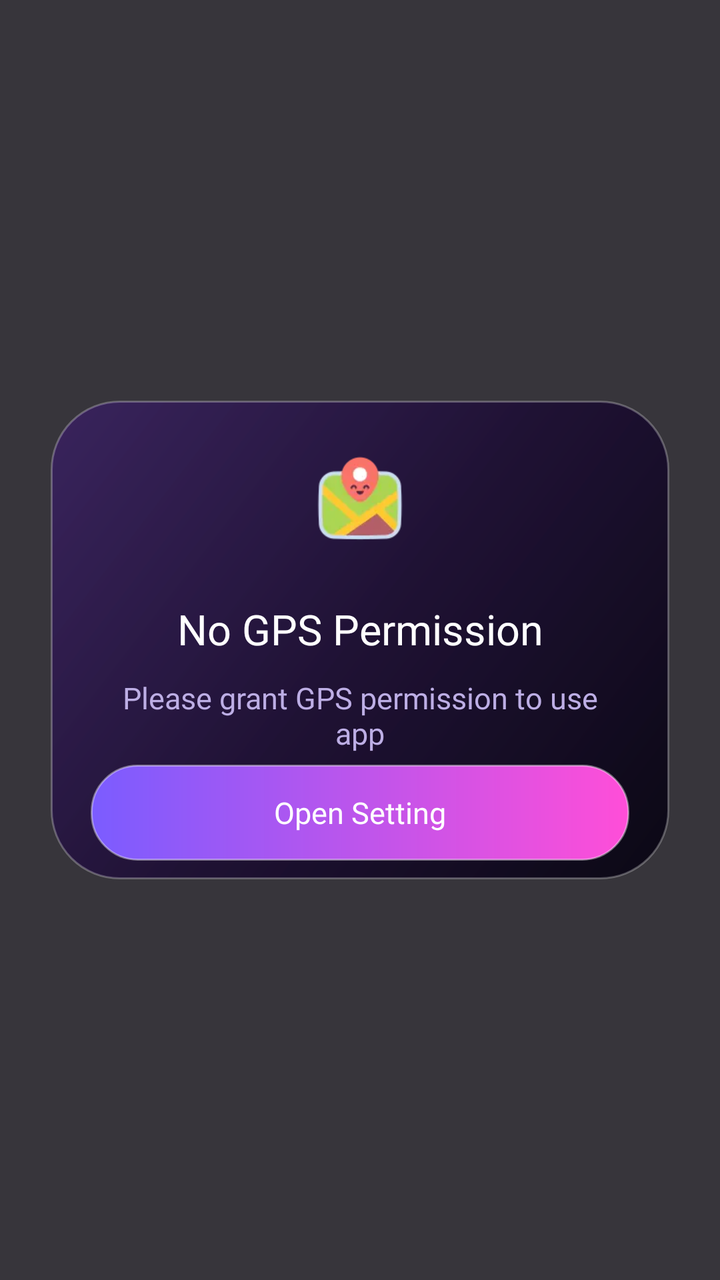
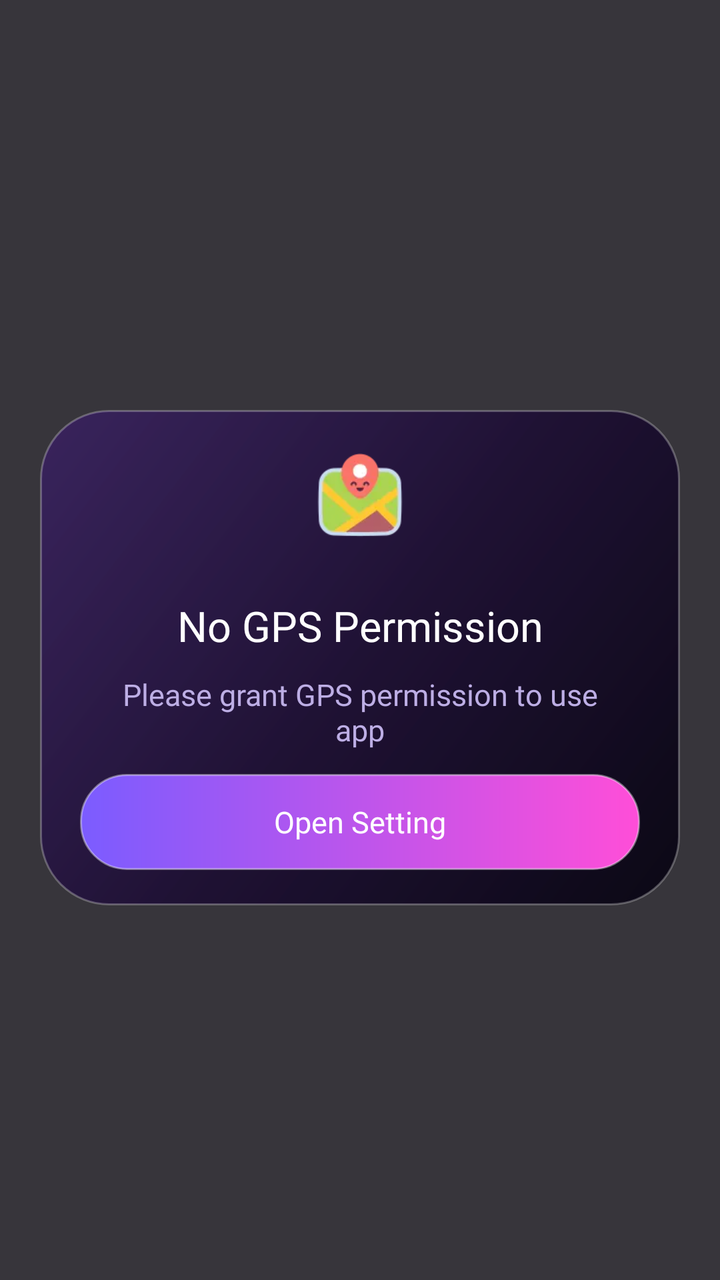

Before-and-after screenshots of an Android layout around one commit, followed by the original layout XML and the change that was made.
<!-- AndroidManifest.xml: application theme Theme.BaseProject -->
<!-- res/layout/dialog_no_gps.xml -->
<?xml version="1.0" encoding="utf-8"?>
<androidx.constraintlayout.widget.ConstraintLayout xmlns:android="http://schemas.android.com/apk/res/android"
    xmlns:app="http://schemas.android.com/apk/res-auto"
    android:layout_width="match_parent"
    android:layout_height="match_parent"
    android:animateLayoutChanges="true"
    android:background="#CC05030A">

    <View
        android:id="@+id/bg_parent"
        android:layout_width="0dp"
        android:layout_height="0dp"
        android:background="@drawable/bg_modal_glass"
        app:layout_constraintBottom_toBottomOf="parent"
        app:layout_constraintDimensionRatio="344:266"
        app:layout_constraintEnd_toEndOf="parent"
        app:layout_constraintStart_toStartOf="parent"
        app:layout_constraintTop_toTopOf="parent"
        app:layout_constraintWidth_percent="0.86" />

    <ImageView
        android:id="@+id/ivThumb"
        android:layout_width="0dp"
        android:layout_height="0dp"
        android:layout_marginTop="16dp"
        android:padding="12dp"
        android:scaleType="fitCenter"
        android:src="@drawable/ic_map"
        app:layout_constraintDimensionRatio="1"
        app:layout_constraintEnd_toEndOf="@+id/bg_parent"
        app:layout_constraintStart_toStartOf="@+id/bg_parent"
        app:layout_constraintTop_toTopOf="@id/bg_parent"
        app:layout_constraintWidth_percent="0.2" />

    <TextView
        android:id="@+id/tvDeleteItem"
        android:layout_width="0dp"
        android:layout_height="wrap_content"
        android:layout_marginHorizontal="22dp"
        android:layout_marginTop="12dp"
        android:ellipsize="end"
        android:fontFamily="@font/inter_black"
        android:gravity="center"
        android:maxLines="1"
        android:text="No GPS Permission"
        android:textColor="@color/white"
        android:textSize="21sp"
        app:layout_constraintEnd_toEndOf="@id/bg_parent"
        app:layout_constraintStart_toStartOf="@id/bg_parent"
        app:layout_constraintTop_toBottomOf="@id/ivThumb" />

    <TextView
        android:id="@+id/tvAreYouSure"
        android:layout_width="0dp"
        android:layout_height="wrap_content"
        android:layout_marginHorizontal="28dp"
        android:layout_marginTop="10dp"
        android:fontFamily="@font/inter_medium"
        android:gravity="center"
        android:text="Please grant GPS permission to use app"
        android:textColor="#BDAEE5"
        android:textSize="15sp"
        app:layout_constraintEnd_toEndOf="@id/bg_parent"
        app:layout_constraintStart_toStartOf="@id/bg_parent"
        app:layout_constraintTop_toBottomOf="@id/tvDeleteItem" />

    <TextView
        android:id="@+id/tvOpenSetting"
        android:layout_width="0dp"
        android:layout_height="48dp"
        android:layout_marginHorizontal="20dp"
        android:layout_marginTop="12dp"
        android:layout_marginBottom="16dp"
        android:background="@drawable/bg_gradient_update_button"
        android:clickable="true"
        android:ellipsize="end"
        android:focusable="true"
        android:fontFamily="@font/inter_black"
        android:gravity="center"
        android:maxLines="1"
        android:paddingHorizontal="10dp"
        android:text="Open Setting"
        android:textColor="@color/white"
        android:textSize="15sp"
        app:layout_constraintBottom_toBottomOf="@id/bg_parent"
        app:layout_constraintEnd_toEndOf="@id/bg_parent"
        app:layout_constraintHorizontal_chainStyle="packed"
        app:layout_constraintStart_toStartOf="@id/bg_parent"
        app:layout_constraintTop_toBottomOf="@id/tvAreYouSure" />

</androidx.constraintlayout.widget.ConstraintLayout>
<!-- resources referenced by this layout -->
<resources>
  <color name="white">#FFFFFFFF</color>
  <!-- drawable bg_gradient_update_button (drawable) -->
  <?xml version="1.0" encoding="utf-8"?>
  <ripple xmlns:android="http://schemas.android.com/apk/res/android"
      android:color="#55FFFFFF">
      <item>
          <shape android:shape="rectangle">
              <gradient
                  android:angle="0"
                  android:endColor="#FF4ED8"
                  android:startColor="#7B5CFF" />
              <corners android:radius="23dp" />
              <stroke
                  android:width="1dp"
                  android:color="#66FFFFFF" />
          </shape>
      </item>
  </ripple>
  <!-- drawable bg_modal_glass (drawable) -->
  <?xml version="1.0" encoding="utf-8"?>
  <shape xmlns:android="http://schemas.android.com/apk/res/android">
      <gradient
          android:angle="315"
          android:centerColor="#E51C0D33"
          android:endColor="#F1080512"
          android:startColor="#C93A1F66" />
      <corners android:radius="34dp" />
      <stroke
          android:width="1dp"
          android:color="#44FFFFFF" />
  </shape>
  <!-- drawable ic_map: webp bitmap (drawable, 1754 bytes) -->
  <style name="Theme.BaseProject" parent="Base.Theme.BaseProject" />
  <style name="Base.Theme.BaseProject" parent="Theme.MaterialComponents.Light.NoActionBar">
          
          <item name="colorPrimary">@color/purple_500</item>
          <item name="colorPrimaryVariant">@color/purple_700</item>
          <item name="colorOnPrimary">@color/white</item>
          
          <item name="colorSecondary">@color/teal_200</item>
          <item name="colorSecondaryVariant">@color/teal_700</item>
          <item name="colorOnSecondary">@color/black</item>
          
          <item name="android:statusBarColor">?attr/colorPrimaryVariant</item>
          
          
          <item name="android:colorControlHighlight">@color/ripple_color_main</item>
      </style>
  <color name="purple_500">#FF6200EE</color>
  <color name="purple_700">#FF3700B3</color>
  <color name="teal_200">#FF03DAC5</color>
  <color name="teal_700">#FF018786</color>
  <color name="black">#FF000000</color>
  <color name="ripple_color_main">#2DE14EFE</color>
</resources>

<!-- the commit's change to res/layout/dialog_no_gps.xml (unified diff, before → after) -->
@@ -10,13 +10,14 @@
         android:id="@+id/bg_parent"
         android:layout_width="0dp"
         android:layout_height="0dp"
+        android:layout_marginHorizontal="20dp"
+        android:layout_marginTop="-10dp"
+        android:layout_marginBottom="-18dp"
         android:background="@drawable/bg_modal_glass"
-        app:layout_constraintBottom_toBottomOf="parent"
-        app:layout_constraintDimensionRatio="344:266"
+        app:layout_constraintBottom_toBottomOf="@id/tvOpenSetting"
         app:layout_constraintEnd_toEndOf="parent"
         app:layout_constraintStart_toStartOf="parent"
-        app:layout_constraintTop_toTopOf="parent"
-        app:layout_constraintWidth_percent="0.86" />
+        app:layout_constraintTop_toTopOf="@id/ivThumb" />
 
     <ImageView
         android:id="@+id/ivThumb"
@@ -26,15 +27,17 @@
         android:padding="12dp"
         android:scaleType="fitCenter"
         android:src="@drawable/ic_map"
+        app:layout_constraintBottom_toBottomOf="parent"
         app:layout_constraintDimensionRatio="1"
-        app:layout_constraintEnd_toEndOf="@+id/bg_parent"
-        app:layout_constraintStart_toStartOf="@+id/bg_parent"
-        app:layout_constraintTop_toTopOf="@id/bg_parent"
+        app:layout_constraintEnd_toEndOf="parent"
+        app:layout_constraintStart_toStartOf="parent"
+        app:layout_constraintTop_toTopOf="parent"
+        app:layout_constraintVertical_bias="0.36"
         app:layout_constraintWidth_percent="0.2" />
 
     <TextView
         android:id="@+id/tvDeleteItem"
-        android:layout_width="0dp"
+        android:layout_width="wrap_content"
         android:layout_height="wrap_content"
         android:layout_marginHorizontal="22dp"
         android:layout_marginTop="12dp"
@@ -45,8 +48,8 @@
         android:text="No GPS Permission"
         android:textColor="@color/white"
         android:textSize="21sp"
-        app:layout_constraintEnd_toEndOf="@id/bg_parent"
-        app:layout_constraintStart_toStartOf="@id/bg_parent"
+        app:layout_constraintEnd_toEndOf="@id/ivThumb"
+        app:layout_constraintStart_toStartOf="@id/ivThumb"
         app:layout_constraintTop_toBottomOf="@id/ivThumb" />
 
     <TextView
@@ -70,7 +73,6 @@
         android:layout_height="48dp"
         android:layout_marginHorizontal="20dp"
         android:layout_marginTop="12dp"
-        android:layout_marginBottom="16dp"
         android:background="@drawable/bg_gradient_update_button"
         android:clickable="true"
         android:ellipsize="end"
@@ -82,9 +84,7 @@
         android:text="Open Setting"
         android:textColor="@color/white"
         android:textSize="15sp"
-        app:layout_constraintBottom_toBottomOf="@id/bg_parent"
         app:layout_constraintEnd_toEndOf="@id/bg_parent"
-        app:layout_constraintHorizontal_chainStyle="packed"
         app:layout_constraintStart_toStartOf="@id/bg_parent"
         app:layout_constraintTop_toBottomOf="@id/tvAreYouSure" />
 
